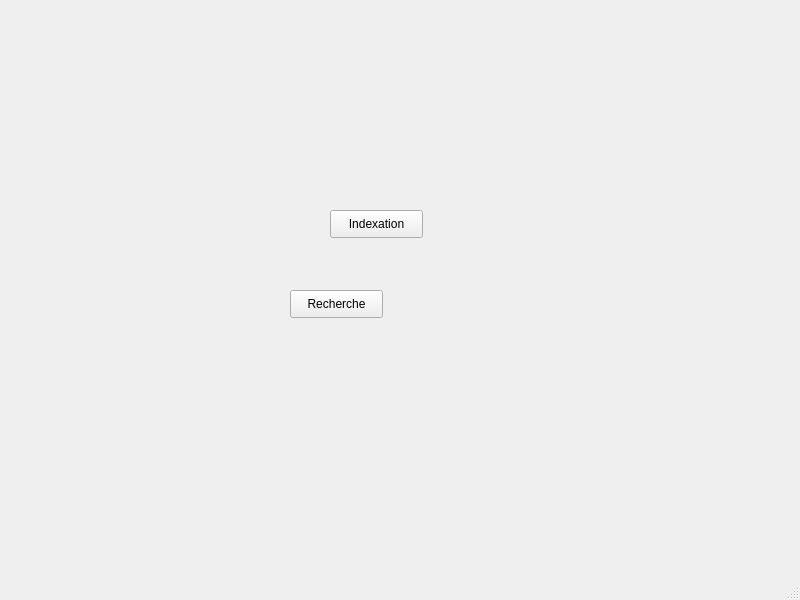
First picture: the form in src/menu.ui, repository yoest/mir-project, before the edit.
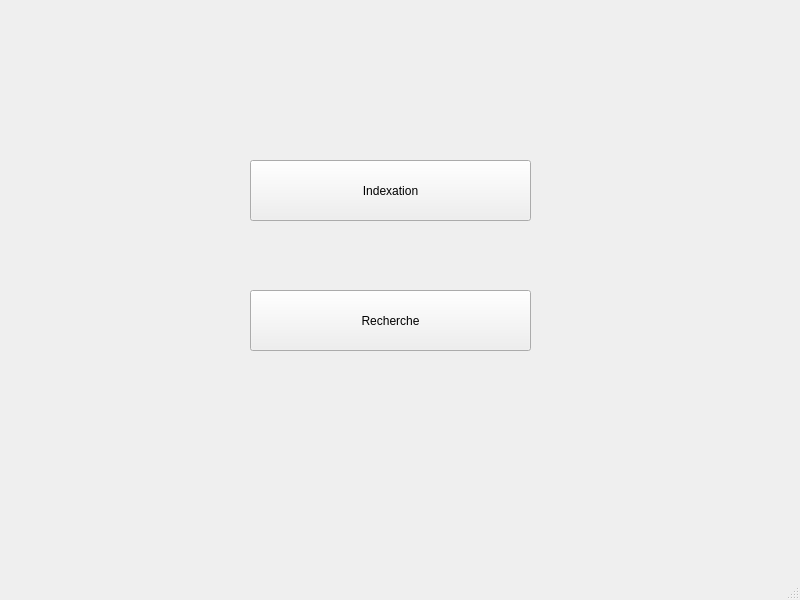
Second picture: the form after the edit.

Commit message: enlargement of the buttons

```diff
--- a/src/menu.ui
+++ b/src/menu.ui
@@ -17,10 +17,10 @@
    <widget class="QPushButton" name="pushButton">
     <property name="geometry">
      <rect>
-      <x>330</x>
-      <y>210</y>
-      <width>93</width>
-      <height>28</height>
+      <x>250</x>
+      <y>160</y>
+      <width>281</width>
+      <height>61</height>
      </rect>
     </property>
     <property name="text">
@@ -30,10 +30,10 @@
    <widget class="QPushButton" name="pushButton_2">
     <property name="geometry">
      <rect>
-      <x>290</x>
+      <x>250</x>
       <y>290</y>
-      <width>93</width>
-      <height>28</height>
+      <width>281</width>
+      <height>61</height>
      </rect>
     </property>
     <property name="text">
```
Left out of the diff: 2 changed lines with no effect on the pictures. The commit also changes 1 other file.
